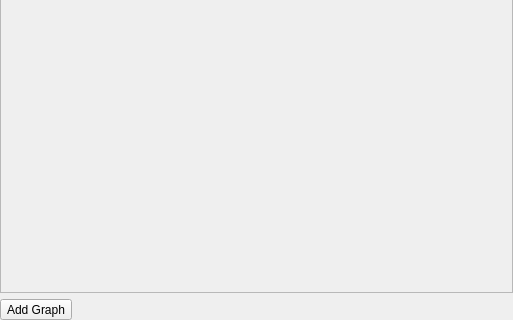
The window that diaform.ui (JackLeEmmerdeur/knfancurve) describes before a commit, drawn with Qt 5; both pictures show x 0 to 513 and y 161 to 481 of the 513 by 481 pixel window.
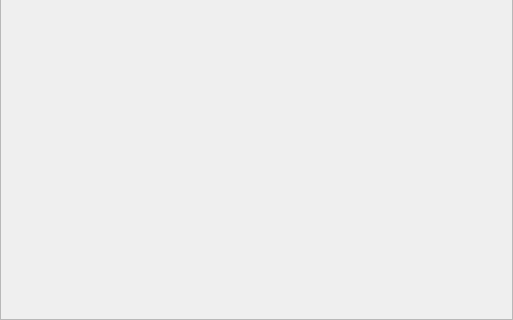
The same window after the commit.

```diff
--- a/diaform.ui
+++ b/diaform.ui
@@ -42,7 +42,7 @@
     <number>0</number>
    </property>
    <item>
-    <layout class="QVBoxLayout" name="verticalLayout" stretch="1,0">
+    <layout class="QVBoxLayout" name="verticalLayout" stretch="1">
      <property name="sizeConstraint">
       <enum>QLayout::SetMaximumSize</enum>
      </property>
@@ -76,30 +76,6 @@
        </layout>
       </widget>
      </item>
-     <item>
-      <layout class="QHBoxLayout" name="horizontalLayout_2">
-       <item>
-        <widget class="QToolButton" name="addGraphButton">
-         <property name="text">
-          <string>Add Graph</string>
-         </property>
-        </widget>
-       </item>
-       <item>
-        <spacer name="horizontalSpacer">
-         <property name="orientation">
-          <enum>Qt::Horizontal</enum>
-         </property>
-         <property name="sizeHint" stdset="0">
-          <size>
-           <width>40</width>
-           <height>20</height>
-          </size>
-         </property>
-        </spacer>
-       </item>
-      </layout>
-     </item>
     </layout>
    </item>
   </layout>
```
